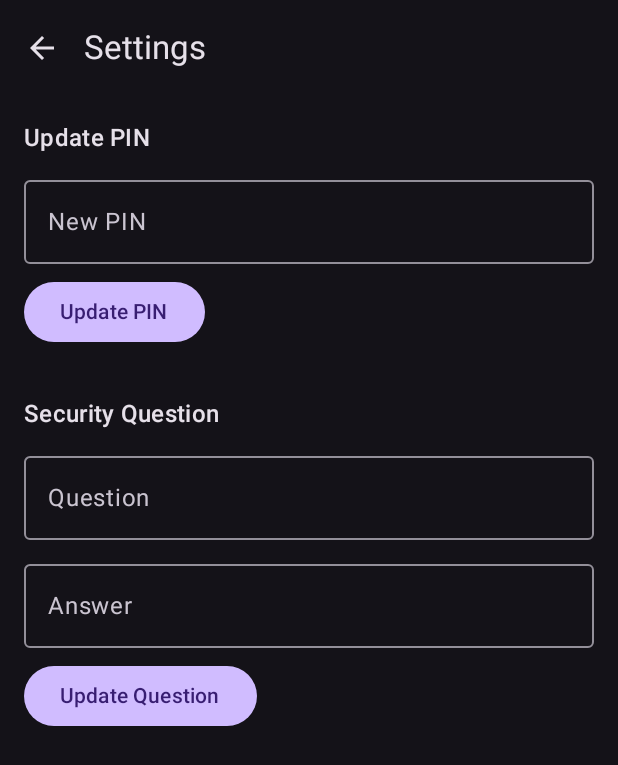
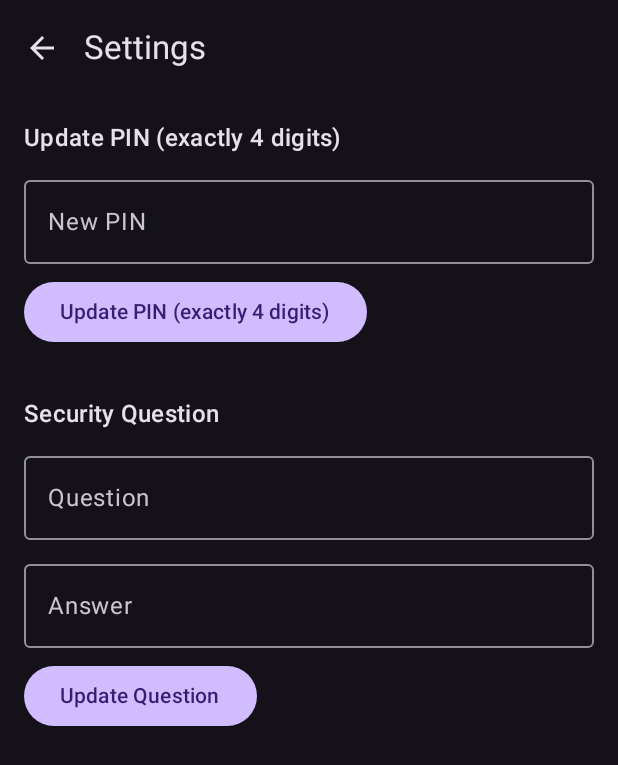
Before and after one commit to Simijaat/Hide-X-Calculator, an Android app built with Jetpack Compose: the SettingsScreen screen opened through its navigation route, on a phone screen of 412 x 824 dp. Shown: the top 765 px of the screen. Run offline under Robolectric (Android 15) with nearby library versions, the phone set to English and light mode, and no system bars; our stand-ins replace Dagger/Hilt's generated code; 1 statement that could not run was skipped.

Commit message:
fix: Re-apply fixes after git rebase overwrite

```diff
--- a/app/src/main/java/com/example/vaultcalc/ui/calculator/CalculatorScreen.kt
+++ b/app/src/main/java/com/example/vaultcalc/ui/calculator/CalculatorScreen.kt
@@ -18,6 +18,9 @@ import androidx.compose.material3.TextButton
 import androidx.compose.runtime.mutableStateOf
 import androidx.compose.runtime.remember
 import androidx.compose.ui.Modifier
+import androidx.activity.compose.rememberLauncherForActivityResult
+import androidx.activity.result.contract.ActivityResultContracts
+import androidx.compose.material3.Button
 import androidx.compose.ui.draw.clip
 import androidx.compose.ui.graphics.Color
 import androidx.compose.ui.graphics.Brush
@@ -37,6 +40,25 @@ fun CalculatorScreen(
 
     val (recoveryAnswer, setRecoveryAnswer) = remember { mutableStateOf("") }
     val (newPin, setNewPin) = remember { mutableStateOf("") }
+
+    val documentTreeLauncher = rememberLauncherForActivityResult(
+        contract = ActivityResultContracts.OpenDocumentTree()
+    ) { uri ->
+        viewModel.onDirectorySelected(uri)
+    }
+
+    if (state.requiresDirectorySelection) {
+        AlertDialog(
+            onDismissRequest = { },
+            title = { Text("Vault Setup") },
+            text = { Text("Please select a secure folder on your device to store and hide your vault data. This directory will hold your encrypted files.") },
+            confirmButton = {
+                Button(onClick = { documentTreeLauncher.launch(null) }) {
+                    Text("Select Folder")
+                }
+            }
+        )
+    }
 
     if (state.isRecovering) {
         AlertDialog(
@@ -72,7 +94,7 @@ fun CalculatorScreen(
             title = { Text("Set New PIN") },
             text = {
                 Column {
-                    Text("Enter a new PIN (min 4 digits)")
+                    Text("Enter a new PIN (exactly 4 digits)")
                     Spacer(modifier = Modifier.height(8.dp))
                     OutlinedTextField(
                         value = newPin,
--- a/app/src/main/java/com/example/vaultcalc/ui/calculator/CalculatorViewModel.kt
+++ b/app/src/main/java/com/example/vaultcalc/ui/calculator/CalculatorViewModel.kt
@@ -3,6 +3,7 @@ package com.example.vaultcalc.ui.calculator
 import androidx.lifecycle.ViewModel
 import androidx.lifecycle.viewModelScope
 import com.example.vaultcalc.data.security.VaultSecurityManager
+import com.example.vaultcalc.data.crypto.VaultStorageManager
 import dagger.hilt.android.lifecycle.HiltViewModel
 import kotlinx.coroutines.flow.MutableStateFlow
 import kotlinx.coroutines.flow.StateFlow
@@ -16,7 +17,7 @@ class CalculatorViewModel @Inject constructor(
     private val securityManager: VaultSecurityManager
 ) : ViewModel() {
 
-    private val _state = MutableStateFlow(CalculatorState(isPinSet = securityManager.isPinSet()))
+    private val _state = MutableStateFlow(CalculatorState(isPinSet = securityManager.isPinSet(), requiresDirectorySelection = !VaultStorageManager.hasConfig()))
     val state: StateFlow<CalculatorState> = _state.asStateFlow()
 
     private var currentInput = ""
@@ -26,7 +27,7 @@ class CalculatorViewModel @Inject constructor(
     init {
         // Initialize state
         _state.value = _state.value.copy(
-            isPinSet = securityManager.isPinSet(),
+            isPinSet = securityManager.isPinSet(), requiresDirectorySelection = !VaultStorageManager.hasConfig(),
             isConfirmingPin = false
         )
     }
@@ -57,6 +58,16 @@ class CalculatorViewModel @Inject constructor(
         }
     }
 
+    fun onDirectorySelected(uri: android.net.Uri?) {
+        if (uri != null) {
+            // VaultStorageManager.vaultUri = uri
+            _state.value = _state.value.copy(
+                requiresDirectorySelection = false,
+                isPinSet = securityManager.isPinSet()
+            )
+        }
+    }
+
     fun cancelRecovery() {
         _state.value = _state.value.copy(
             isRecovering = false,
@@ -67,6 +78,8 @@ class CalculatorViewModel @Inject constructor(
     }
 
     fun onAction(action: CalculatorAction) {
+        if (_state.value.requiresDirectorySelection) return
+
         when (action) {
             is CalculatorAction.ButtonPress -> {
                 handleInput(action.symbol)
@@ -296,7 +309,8 @@ data class CalculatorState(
     val isConfirmingPin: Boolean = false,
     val isRecovering: Boolean = false,
     val recoveryQuestion: String = "",
-    val isSettingNewPin: Boolean = false
+    val isSettingNewPin: Boolean = false,
+    val requiresDirectorySelection: Boolean = false
 )
 
 sealed class CalculatorAction {
--- a/app/src/main/java/com/example/vaultcalc/ui/settings/SettingsScreen.kt
+++ b/app/src/main/java/com/example/vaultcalc/ui/settings/SettingsScreen.kt
@@ -38,7 +38,7 @@ fun SettingsScreen(
                 .padding(16.dp)
                 .fillMaxSize()
         ) {
-            Text("Update PIN", style = MaterialTheme.typography.titleMedium)
+            Text("Update PIN (exactly 4 digits)", style = MaterialTheme.typography.titleMedium)
             OutlinedTextField(
                 value = newPin,
                 onValueChange = { newPin = it },
@@ -56,7 +56,7 @@ fun SettingsScreen(
                 },
                 modifier = Modifier.padding(top = 8.dp)
             ) {
-                Text("Update PIN")
+                Text("Update PIN (exactly 4 digits)")
             }
 
             Spacer(modifier = Modifier.height(32.dp))
```
